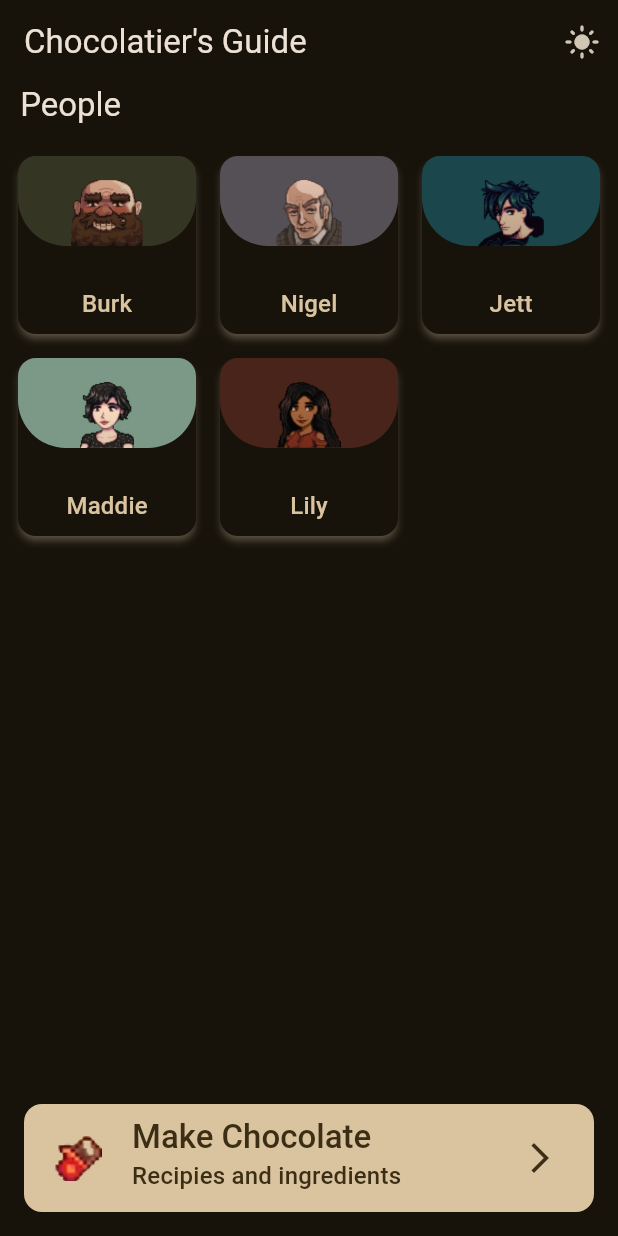
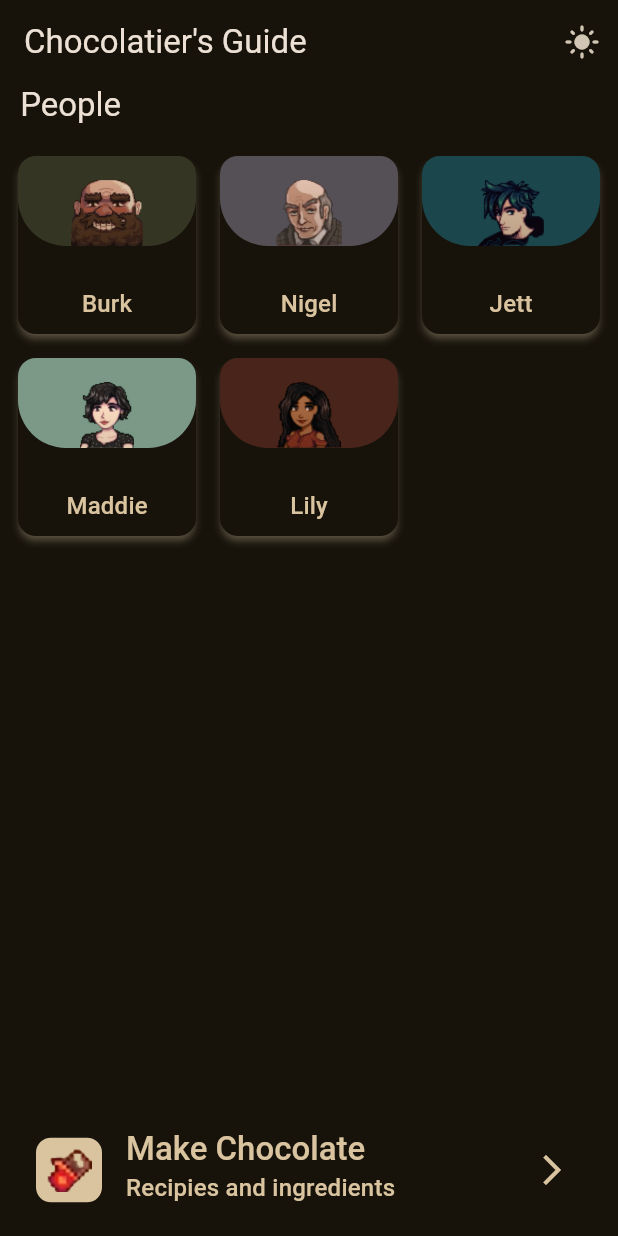
Before and after one commit to Skulsta/Flutter-name-generator, a Flutter app: the screen it shows after launch, on a phone screen of 412 x 824 dp. Run offline on Flutter 3.47's test engine with Material 2 defaults, Android fonts, the phone set to English and light mode, and no system bars.

Commit message:
Updates chocolates action

```diff
--- a/lib/main.dart
+++ b/lib/main.dart
@@ -56,22 +56,28 @@ class _Home extends StatelessWidget {
               Column(
                 crossAxisAlignment: CrossAxisAlignment.start,
                 children: [
-                  Padding(
-                    padding: const EdgeInsets.symmetric(vertical: 16.0, horizontal: 8),
+                  Container(
+                    padding: const EdgeInsets.symmetric(vertical: 8.0),
+                    decoration: BoxDecoration(
+                      color: Theme.of(context).colorScheme.surface,
+                    ),
                     child: ListTile(
-                      shape: RoundedRectangleBorder(
-                        borderRadius: BorderRadius.circular(12),
+                      title: Text("Make Chocolate",
+                          style: Theme.of(context).textTheme.headline6!.copyWith(color: Theme.of(context).colorScheme.secondary).copyWith(fontWeight: FontWeight.w500)),
+                      subtitle: Text("Recipies and ingredients",
+                          style: Theme.of(context).textTheme.subtitle1!.copyWith(color: Theme.of(context).colorScheme.secondary).copyWith(fontWeight: FontWeight.w500)),
+                      leading: Container(
+                        padding: const EdgeInsets.all(7),
+                        decoration: BoxDecoration(
+                          color: Theme.of(context).colorScheme.secondary,
+                          borderRadius: BorderRadius.circular(10.0),
+                        ),
+                        child: PhotoHero(
+                            photo: MyApp.themeNotifier.value == ThemeMode.light ? 'assets/images/chocolate/white_chocolate.png' : 'assets/images/chocolate/chocolate_bar.png',
+                            width: 30,
+                            onTap: () {}),
                       ),
-                      tileColor: Theme.of(context).colorScheme.secondary,
-                      title: Text("Make Chocolate",
-                          style: Theme.of(context).textTheme.headline6!.copyWith(color: Theme.of(context).colorScheme.onSecondary).copyWith(fontWeight: FontWeight.w500)),
-                      subtitle: Text("Recipies and ingredients",
-                          style: Theme.of(context).textTheme.subtitle1!.copyWith(color: Theme.of(context).colorScheme.onSecondary).copyWith(fontWeight: FontWeight.w500)),
-                      leading: PhotoHero(
-                          photo: MyApp.themeNotifier.value == ThemeMode.light ? 'assets/images/chocolate/white_chocolate.png' : 'assets/images/chocolate/chocolate_bar.png',
-                          width: 40,
-                          onTap: () {}),
-                      trailing: Icon(Icons.arrow_forward_ios, color: Theme.of(context).colorScheme.onSecondary),
+                      trailing: Icon(Icons.arrow_forward_ios, color: Theme.of(context).colorScheme.secondary),
                       onTap: () {},
                     ),
                   ),
```
